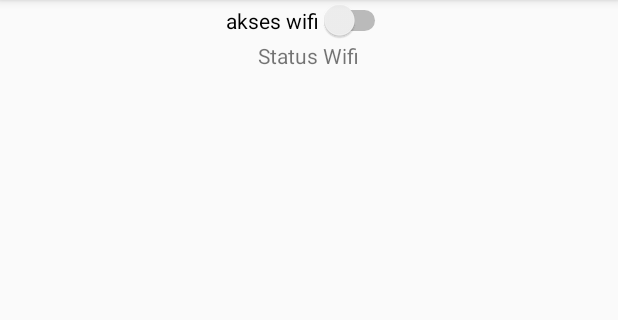
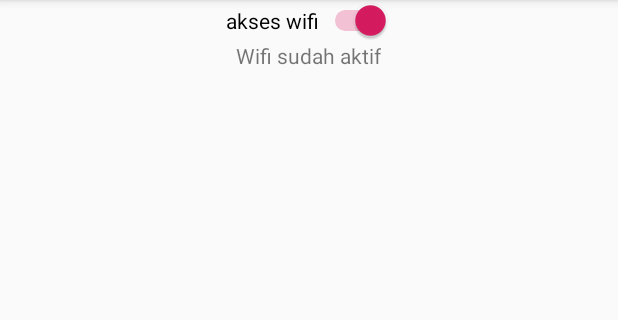
Before and after one commit to slamet33/IntentImplicit_IMAStudio, an Android app: the WifiActivity screen opened directly, with no data from a screen before it, on a phone screen of 412 x 824 dp, the part 84-404 px from its top. Run offline under Robolectric (Android 15) with nearby library versions, the phone set to English and light mode, and no system bars; our stand-ins replace ButterKnife.

Commit message:
Wifi Done

```diff
--- a/app/src/main/AndroidManifest.xml
+++ b/app/src/main/AndroidManifest.xml
@@ -2,11 +2,14 @@
 <manifest xmlns:android="http://schemas.android.com/apk/res/android"
     package="id.slametriyadi.intentimplicit_imastudio">
 
+    <uses-permission android:name="android.permission.ACCESS_WIFI_STATE" />
+    <uses-permission android:name="android.permission.CHANGE_WIFI_STATE" />
     <uses-permission android:name="android.permission.READ_EXTERNAL_STORAGE" />
     <uses-permission android:name="android.permission.WRITE_EXTERNAL_STORAGE" />
     <uses-permission android:name="android.permission.ACCESS_NOTIFICATION_POLICY" />
     <uses-permission android:name="android.permission.CAMERA"/>
     <uses-permission android:name="android.permission.SEND_SMS" />
+    <uses-permission android:name="android.permission.CALL_PHONE" />
 
     <uses-feature android:name="android.hardware.camera" />
     <uses-feature android:name="android.hardware.camera.autofocus" />
--- a/app/src/main/java/id/slametriyadi/intentimplicit_imastudio/MainActivity.java
+++ b/app/src/main/java/id/slametriyadi/intentimplicit_imastudio/MainActivity.java
@@ -50,6 +50,7 @@ public class MainActivity extends AppCompatActivity {
                 startActivity(new Intent(this, NotificationActivity.class));
                 break;
             case R.id.btn_wifi:
+                startActivity(new Intent(this, WifiActivity.class));
                 break;
             case R.id.btn_email:
                 startActivity(new Intent(this, EmailActivity.class));
@@ -58,6 +59,7 @@ public class MainActivity extends AppCompatActivity {
                 startActivity(new Intent(this, SmsActivity.class));
                 break;
             case R.id.btn_telepon:
+                startActivity(new Intent(this, TelephoneActivity.class));
                 break;
             case R.id.btn_camera:
                 startActivity(new Intent(this, CameraActivity.class));
--- a/app/src/main/java/id/slametriyadi/intentimplicit_imastudio/WifiActivity.java
+++ b/app/src/main/java/id/slametriyadi/intentimplicit_imastudio/WifiActivity.java
@@ -1,14 +1,56 @@
 package id.slametriyadi.intentimplicit_imastudio;
+
+import android.net.wifi.WifiManager;
+import android.os.Bundle;
+import android.widget.CompoundButton;
+import android.widget.Switch;
+import android.widget.TextView;
 
 import androidx.appcompat.app.AppCompatActivity;
 
-import android.os.Bundle;
+import butterknife.BindView;
+import butterknife.ButterKnife;
 
 public class WifiActivity extends AppCompatActivity {
+
+    @BindView(R.id.sw_wifi)
+    Switch swWifi;
+    @BindView(R.id.tv_status)
+    TextView tvStatus;
+
+    private WifiManager wifiManager;
 
     @Override
     protected void onCreate(Bundle savedInstanceState) {
         super.onCreate(savedInstanceState);
         setContentView(R.layout.activity_wifi);
+        ButterKnife.bind(this);
+
+        wifiManager = (WifiManager) getApplicationContext().getSystemService(WIFI_SERVICE);
+
+        if (wifiManager.isWifiEnabled()){
+            swWifi.setChecked(true);
+            tvStatus.setText("Wifi sudah aktif");
+        }
+        else {
+            swWifi.setChecked(false);
+            tvStatus.setText("wifi belum aktif");
+        }
+
+        swWifi.setOnCheckedChangeListener(new CompoundButton.OnCheckedChangeListener() {
+            @Override
+            public void onCheckedChanged(CompoundButton compoundButton, boolean b) {
+
+                if (b){
+                    wifiManager.setWifiEnabled(true);
+                    tvStatus.setText("Wifi aktif");
+                }
+                else{
+                    wifiManager.setWifiEnabled(false);
+                    tvStatus.setText("wifi tidak aktif");
+                }
+            }
+        });
+
     }
 }
```
Also changed, not shown: app/src/main/java/id/slametriyadi/intentimplicit_imastudio/TelephoneActivity.java (+102 -1 lines).
